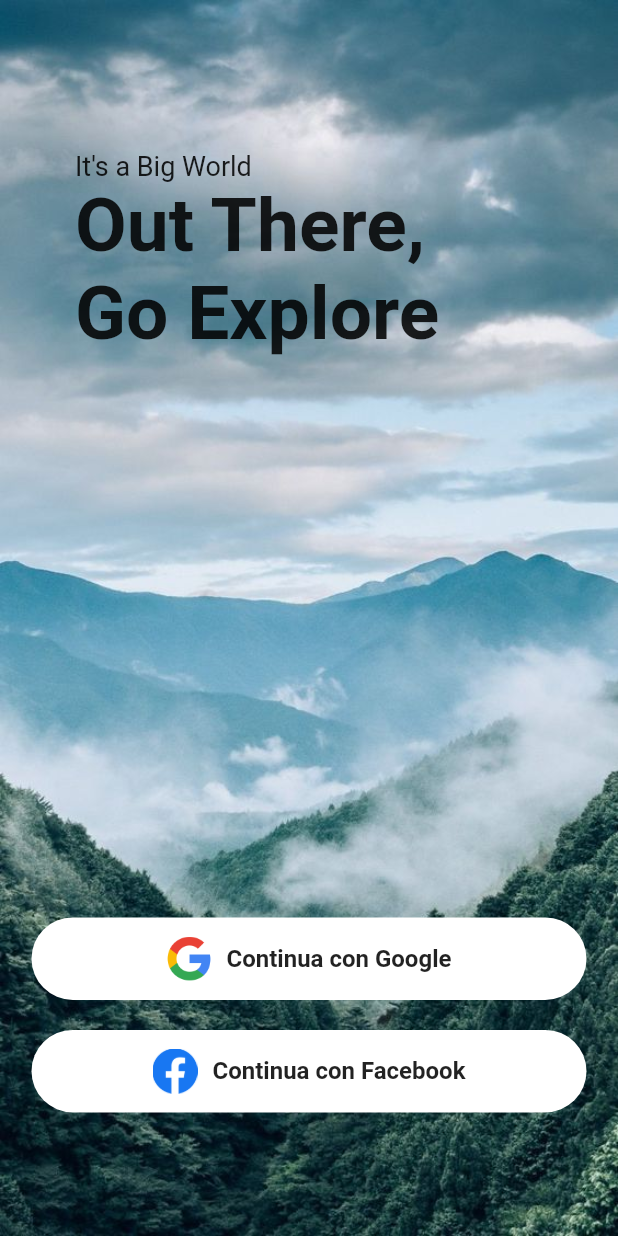
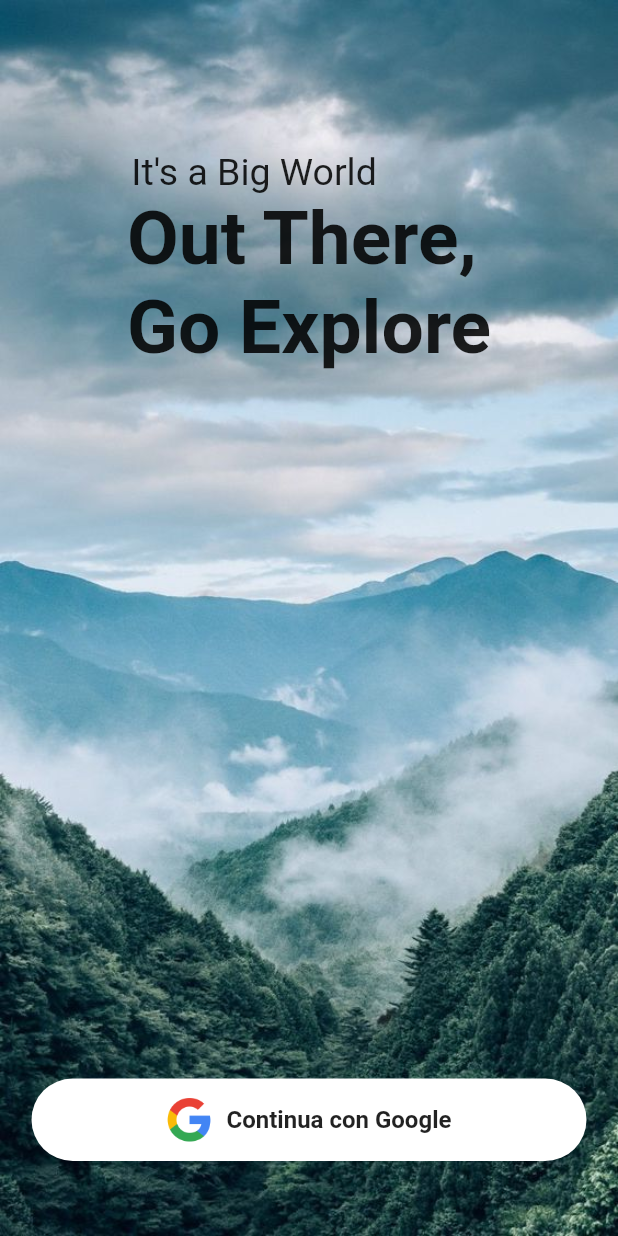
Before and after one commit to Crypto-Travel/travelapp, a Flutter app: the screen it shows after launch, on a phone screen of 412 x 824 dp. Run offline on Flutter 3.47's test engine with Material 2 defaults, Android fonts, the light colour scheme and no system bars.

Commit message:
Fixed merge
Riportata la giusta welcome page

```diff
--- a/lib/pages/welcomeScreen.dart
+++ b/lib/pages/welcomeScreen.dart
@@ -13,39 +13,35 @@ class _IntroPageState extends State<IntroPage> {
   @override
   Widget build(BuildContext context) {
     return Scaffold(
-        body: Stack(children: [
-      Image.asset(
-        "assets/images/welcomePage.jpg",
+      body: Container(
+        width: double.infinity,
+        height: double.infinity,
+        decoration: const BoxDecoration(
+          image: DecorationImage(
+            image: AssetImage(
+                'assets/images/welcomePage.jpg'), //loading più veloce
             fit: BoxFit.cover,
-        height: double.infinity,
-        width: double.infinity,
+            //cover è il metodo giusto per coprire lo schermo completamentre,
+            // BoxFit lasciava delle strisce bianche ai bordi del mio sim
           ),
-      SafeArea(
-          child: Column(
+        ),
+        child: Stack(
+          alignment: Alignment.topCenter,
           children: [
-          const SizedBox(
-            height: 100,
-          ),
-          Row(
-            children: const [
-              SizedBox(
-                width: 50,
-              ),
-              Text(
+            const Positioned(
+              top: 100,
+              width: 237,
+              child: Text(
                 "It's a Big World",
                 style: TextStyle(
-                  fontSize: 18,
+                  fontSize: 25,
                   fontStyle: FontStyle.normal,
                 ),
               ),
-            ],
             ),
-          Row(
-            children: const [
-              SizedBox(
-                width: 50,
-              ),
-              Text(
+            const Positioned(
+              top: 130,
+              child: Text(
                 "Out There,\nGo Explore",
                 style: TextStyle(
                   fontSize: 50,
@@ -53,12 +49,10 @@ class _IntroPageState extends State<IntroPage> {
                   fontWeight: FontWeight.bold,
                 ),
               ),
-            ],
             ),
-          Spacer(),
-
-          //login buttons
-          InkWell(
+            Positioned(
+              bottom: 50,
+              child: InkWell(
                 onTap: () => {
                   Navigator.push(context,
                       MaterialPageRoute(builder: (context) => HomeScreen()))
@@ -67,9 +61,11 @@ class _IntroPageState extends State<IntroPage> {
                   height: 55,
                   width: 370,
                   decoration: BoxDecoration(
-                  color: kWhiteClr, borderRadius: BorderRadius.circular(300)),
-              child:
-                  Row(mainAxisAlignment: MainAxisAlignment.center, children: [
+                      color: kWhiteClr,
+                      borderRadius: BorderRadius.circular(300)),
+                  child: Row(
+                      mainAxisAlignment: MainAxisAlignment.center,
+                      children: [
                         Image.asset(
                           "assets/icons/Google.png",
                           height: 30,
@@ -80,46 +76,124 @@ class _IntroPageState extends State<IntroPage> {
                         ),
                         const Text(
                           "Continua con Google",
-                  style: TextStyle(fontSize: 16, fontWeight: FontWeight.w600),
+                          style: TextStyle(
+                              fontSize: 16, fontWeight: FontWeight.w600),
                         )
                       ]),
                 ),
               ),
-          const SizedBox(
-            height: 20,
             ),
-          InkWell(
-            onTap: () => {
-              Navigator.push(context,
-                  MaterialPageRoute(builder: (context) => HomeScreen()))
-            },
-            child: Container(
-              height: 55,
-              width: 370,
-              decoration: BoxDecoration(
-                  color: kWhiteClr, borderRadius: BorderRadius.circular(100)),
-              child:
-                  Row(mainAxisAlignment: MainAxisAlignment.center, children: [
-                Image.asset(
-                  "assets/icons/facebook.png",
-                  height: 30,
-                  width: 30,
-                ),
-                const SizedBox(
-                  width: 10,
-                ),
-                const Text(
-                  "Continua con Facebook",
-                  style: TextStyle(fontSize: 16, fontWeight: FontWeight.w600),
-                )
-              ]),
+          ],
         ),
       ),
-          SizedBox(
-            height: MediaQuery.of(context).size.height * 0.1,
-          ),
-        ],
-      ))
-    ]));
+    );
+    //     body: Stack(children: [
+    //   Image.asset(
+    //     "assets/images/welcomePage.jpg",
+    //     fit: BoxFit.cover,
+    //     height: double.infinity,
+    //     width: double.infinity,
+    //   ),
+    //   SafeArea(
+    //       child: Column(
+    //     children: [
+    //       const SizedBox(
+    //         height: 100,
+    //       ),
+    //       Row(
+    //         children: const [
+    //           SizedBox(
+    //             width: 50,
+    //           ),
+    //           Text(
+    //             "It's a Big World",
+    //             style: TextStyle(
+    //               fontSize: 18,
+    //               fontStyle: FontStyle.normal,
+    //             ),
+    //           ),
+    //         ],
+    //       ),
+    //       Row(
+    //         children: const [
+    //           SizedBox(
+    //             width: 50,
+    //           ),
+    //           Text(
+    //             "Out There,\nGo Explore",
+    //             style: TextStyle(
+    //               fontSize: 50,
+    //               fontStyle: FontStyle.normal,
+    //               fontWeight: FontWeight.bold,
+    //             ),
+    //           ),
+    //         ],
+    //       ),
+    //       Spacer(),
+
+    //       //login buttons
+    //       InkWell(
+    //         onTap: () => {
+    //           Navigator.push(context,
+    //               MaterialPageRoute(builder: (context) => HomeScreen()))
+    //         },
+    //         child: Container(
+    //           height: 55,
+    //           width: 370,
+    //           decoration: BoxDecoration(
+    //               color: kWhiteClr, borderRadius: BorderRadius.circular(300)),
+    //           child:
+    //               Row(mainAxisAlignment: MainAxisAlignment.center, children: [
+    //             Image.asset(
+    //               "assets/icons/Google.png",
+    //               height: 30,
+    //               width: 30,
+    //             ),
+    //             const SizedBox(
+    //               width: 10,
+    //             ),
+    //             const Text(
+    //               "Continua con Google",
+    //               style: TextStyle(fontSize: 16, fontWeight: FontWeight.w600),
+    //             )
+    //           ]),
+    //         ),
+    //       ),
+    //       const SizedBox(
+    //         height: 20,
+    //       ),
+    //       InkWell(
+    //         onTap: () => {
+    //           Navigator.push(context,
+    //               MaterialPageRoute(builder: (context) => HomeScreen()))
+    //         },
+    //         child: Container(
+    //           height: 55,
+    //           width: 370,
+    //           decoration: BoxDecoration(
+    //               color: kWhiteClr, borderRadius: BorderRadius.circular(100)),
+    //           child:
+    //               Row(mainAxisAlignment: MainAxisAlignment.center, children: [
+    //             Image.asset(
+    //               "assets/icons/facebook.png",
+    //               height: 30,
+    //               width: 30,
+    //             ),
+    //             const SizedBox(
+    //               width: 10,
+    //             ),
+    //             const Text(
+    //               "Continua con Facebook",
+    //               style: TextStyle(fontSize: 16, fontWeight: FontWeight.w600),
+    //             )
+    //           ]),
+    //         ),
+    //       ),
+    //       SizedBox(
+    //         height: MediaQuery.of(context).size.height * 0.1,
+    //       ),
+    //     ],
+    //   ))
+    // ]));
   }
 }
```
Lines whose indentation alone changed are shown as unchanged.
